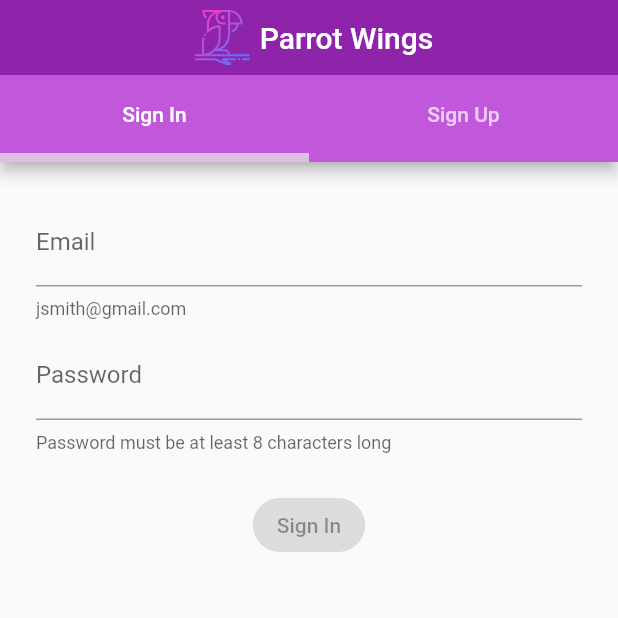
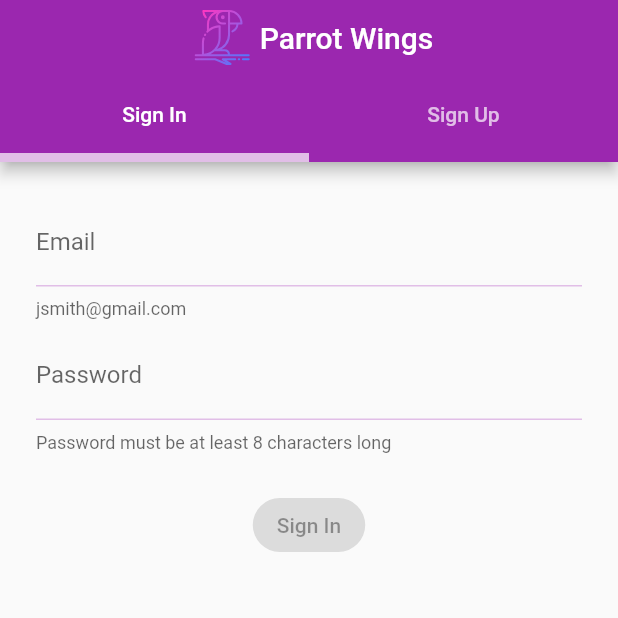
Before and after one commit to KoMeDiAnTNDP/pw_flutter, a Flutter app: the screen it shows after launch, on a phone screen of 412 x 824 dp, the top half of it. Run offline on Flutter 3.47's test engine with Material 2 defaults, Android fonts, the phone set to English and light mode, and no system bars; our stand-ins replace bloc, equatable, flutter_bloc, flutter_svg, formz; accounts and stored records are empty.

Commit message:
add logout button and some styles

```diff
--- a/lib/app.dart
+++ b/lib/app.dart
@@ -25,7 +25,6 @@ class App extends StatelessWidget {
       value: authenticationRepository,
       child: BlocProvider(
         create: (_) => AuthenticationBloc(
-          userRepository: userRepository,
           authenticationRepository: authenticationRepository
         ),
         child: AppView(),
--- a/lib/authentication/bloc/authentication_bloc.dart
+++ b/lib/authentication/bloc/authentication_bloc.dart
@@ -3,7 +3,6 @@ import 'package:bloc/bloc.dart';
 import 'package:equatable/equatable.dart';
 
 import 'package:pw_flutter/helper/enums/enums.dart';
-import 'package:pw_flutter/repositories/user_repository/user_repository.dart';
 import 'package:pw_flutter/repositories/authentication_repository/authentication_repository.dart';
 
 part 'authentication_state.dart';
@@ -11,17 +10,14 @@ part 'authentication_event.dart';
 
 class AuthenticationBloc extends Bloc<AuthenticationEvent, AuthenticationState> {
   AuthenticationBloc({
-    required UserRepository userRepository,
     required AuthenticationRepository authenticationRepository,
-  }) : _userRepository = userRepository,
-       _authenticationRepository = authenticationRepository,
+  }) : _authenticationRepository = authenticationRepository,
        super(const AuthenticationState.unknown()) {
     _authenticationStatusSubscription = _authenticationRepository.status.listen(
       (status) => add(AuthenticationStatusChanged(status))
     );
   }
 
-  final UserRepository _userRepository;
   final AuthenticationRepository _authenticationRepository;
   late StreamSubscription<AuthenticationStatus> _authenticationStatusSubscription;
 
--- a/lib/authentication/view/authentication_page.dart
+++ b/lib/authentication/view/authentication_page.dart
@@ -18,7 +18,7 @@ class TabBarContainer extends Container implements PreferredSizeWidget {
 
   @override
   Widget build(BuildContext context) => Container(
-    color: backgroundColor,
+    // color: backgroundColor,
     child: tabBar,
   );
 }
@@ -34,6 +34,7 @@ class AuthenticationPage extends StatelessWidget {
       length: 2,
       child: Scaffold(
         appBar: AppBar(
+          // backgroundColor: Theme.of(context).primaryColor,
           title: Row(
             mainAxisAlignment: MainAxisAlignment.center,
             children: [
--- a/lib/home/view/home_page.dart
+++ b/lib/home/view/home_page.dart
@@ -14,7 +14,14 @@ class HomePage extends StatelessWidget {
 
     return Scaffold(
       appBar: AppBar(
-        title: Text('Home'),
+        title: const Text('Home'),
+        actions: [
+          IconButton(
+            key: const Key('home_page_logout_icon_button'),
+            icon: const Icon(Icons.exit_to_app),
+            onPressed: () => context.read<AuthenticationBloc>().add(AuthenticationLogoutRequested()),
+          ),
+        ],
       ),
       body: Center(
         child: Text(token),
--- a/lib/sign_in/view/sign_in_form.dart
+++ b/lib/sign_in/view/sign_in_form.dart
@@ -54,10 +54,17 @@ class _EmailInput extends StatelessWidget {
           key: const Key('sign_in_form_email_input_text_field'),
           onChanged: (email) => context.read<SignInBloc>().add(SignInEmailChanged(email)),
           keyboardType: TextInputType.emailAddress,
+          cursorColor: Theme.of(context).colorScheme.secondary,
           decoration: InputDecoration(
             labelText: 'Email',
             helperText: 'jsmith@gmail.com',
             errorText: state.email.invalid ? 'Invalid email' : null,
+            enabledBorder: UnderlineInputBorder(
+              borderSide: BorderSide(color: const Color(0xffe1bee7))
+            ),
+            focusedBorder: UnderlineInputBorder(
+                borderSide: BorderSide(color: const Color(0xffe1bee7))
+            ),
           ),
         );
       },
@@ -75,10 +82,17 @@ class _PasswordInput extends StatelessWidget {
           key: const Key('sign_in_form_password_input_text_field'),
           onChanged: (password) => context.read<SignInBloc>().add(SignInPasswordChanged(password)),
           obscureText: true,
+          cursorColor: Theme.of(context).colorScheme.secondary,
           decoration: InputDecoration(
             labelText: 'Password',
             helperText: 'Password must be at least 8 characters long',
             errorText: state.password.invalid ? 'Invalid password' : null,
+            enabledBorder: UnderlineInputBorder(
+                borderSide: BorderSide(color: const Color(0xffe1bee7))
+            ),
+            focusedBorder: UnderlineInputBorder(
+                borderSide: BorderSide(color: const Color(0xffe1bee7))
+            ),
           ),
         );
       },
@@ -95,6 +109,7 @@ class _SignInButton extends StatelessWidget {
         return ElevatedButton(
           key: const Key('sign_in_form_button_form'),
           style: ElevatedButton.styleFrom(
+            primary: Theme.of(context).colorScheme.secondary,
             shape: RoundedRectangleBorder(
               borderRadius: BorderRadius.circular(30.0)
             ),
--- a/lib/theme.dart
+++ b/lib/theme.dart
@@ -1,15 +1,15 @@
 import 'package:flutter/material.dart';
 
 final theme = ThemeData(
-  primaryColor: const Color(0xff8e24aa),
-  primaryColorLight: const Color(0xffc158dc),
-  primaryColorDark: const Color(0xff5c007a),
-  backgroundColor: const Color(0xfff5f5f6),
+  primaryColor: const Color(0xff9b27af),
+  primaryColorLight: const Color(0xffcf5ce2),
+  primaryColorDark: const Color(0xff69007f),
   colorScheme: const ColorScheme.light(
     secondary: const Color(0xffe1bee7),
     secondaryVariant: const Color(0xffaf8eb5)
   ),
+  bottomAppBarColor: const Color(0xffcf5ce2),
   tabBarTheme: const TabBarTheme(
     labelColor: const Color(0xffffffff),
-  )
+  ),
 );
```
